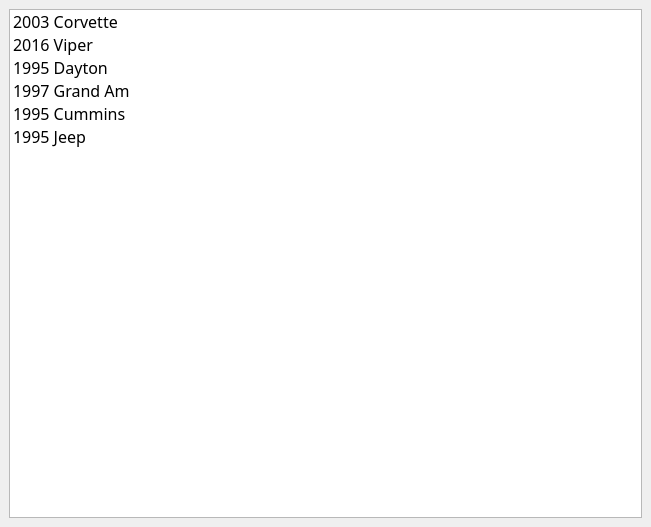
Qt form 202/A/widgets/gui/carList.ui (Monte42/PyQt) before a commit.
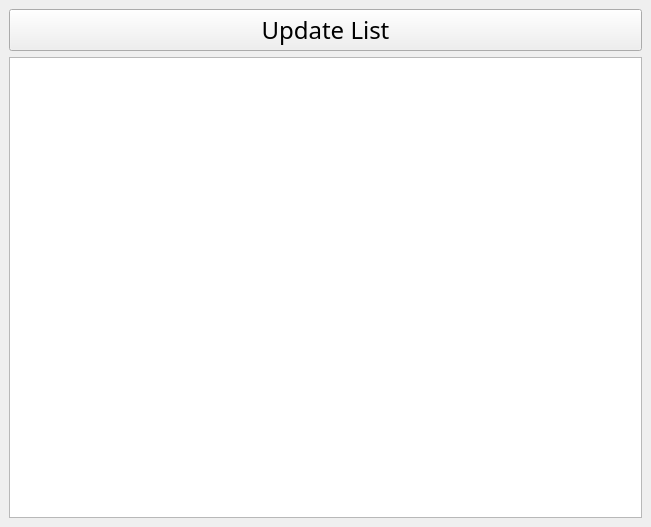
The same form after that commit.

Commit message: 202A create/read complete - click connection to list item

Patch:
```diff
--- a/202/A/widgets/gui/carList.ui
+++ b/202/A/widgets/gui/carList.ui
@@ -13,7 +13,7 @@
   <property name="minimumSize">
    <size>
     <width>300</width>
-    <height>46</height>
+    <height>176</height>
    </size>
   </property>
   <property name="font">
@@ -29,39 +29,22 @@
   <widget class="QWidget" name="dockWidgetContents">
    <layout class="QVBoxLayout" name="verticalLayout">
     <item>
-     <widget class="QListWidget" name="carList">
-      <item>
-       <property name="text">
-        <string>2003 Corvette</string>
-       </property>
-      </item>
-      <item>
-       <property name="text">
-        <string>2016 Viper</string>
-       </property>
-      </item>
-      <item>
-       <property name="text">
-        <string>1995 Dayton</string>
-       </property>
-      </item>
-      <item>
-       <property name="text">
-        <string>1997 Grand Am</string>
-       </property>
-      </item>
-      <item>
-       <property name="text">
-        <string>1995 Cummins</string>
-       </property>
-      </item>
-      <item>
-       <property name="text">
-        <string>1995 Jeep</string>
-       </property>
-      </item>
+     <widget class="QPushButton" name="updateBtn">
+      <property name="font">
+       <font>
+        <family>SimSun-ExtB</family>
+        <pointsize>18</pointsize>
+        <italic>false</italic>
+       </font>
+      </property>
+      <property name="text">
+       <string>Update List</string>
+      </property>
      </widget>
     </item>
+    <item>
+     <widget class="QListWidget" name="carList"/>
+    </item>
    </layout>
   </widget>
  </widget>
```
The commit also changes 3 other files.
